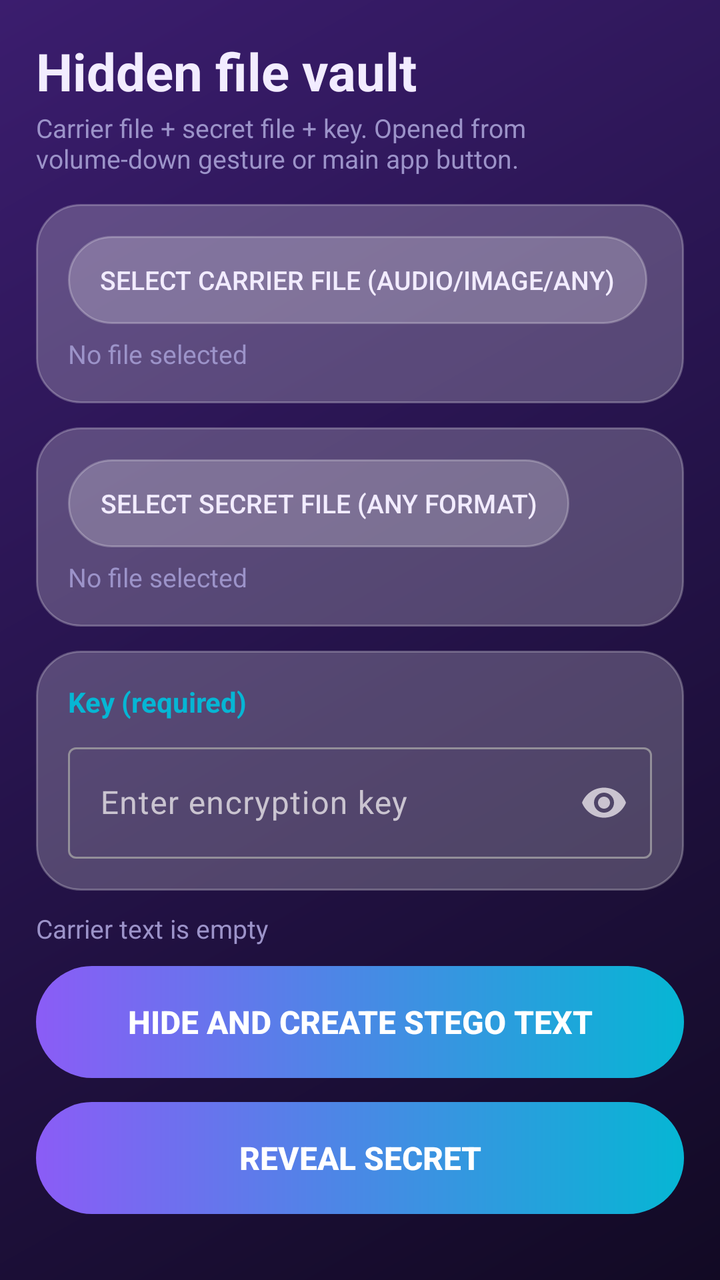
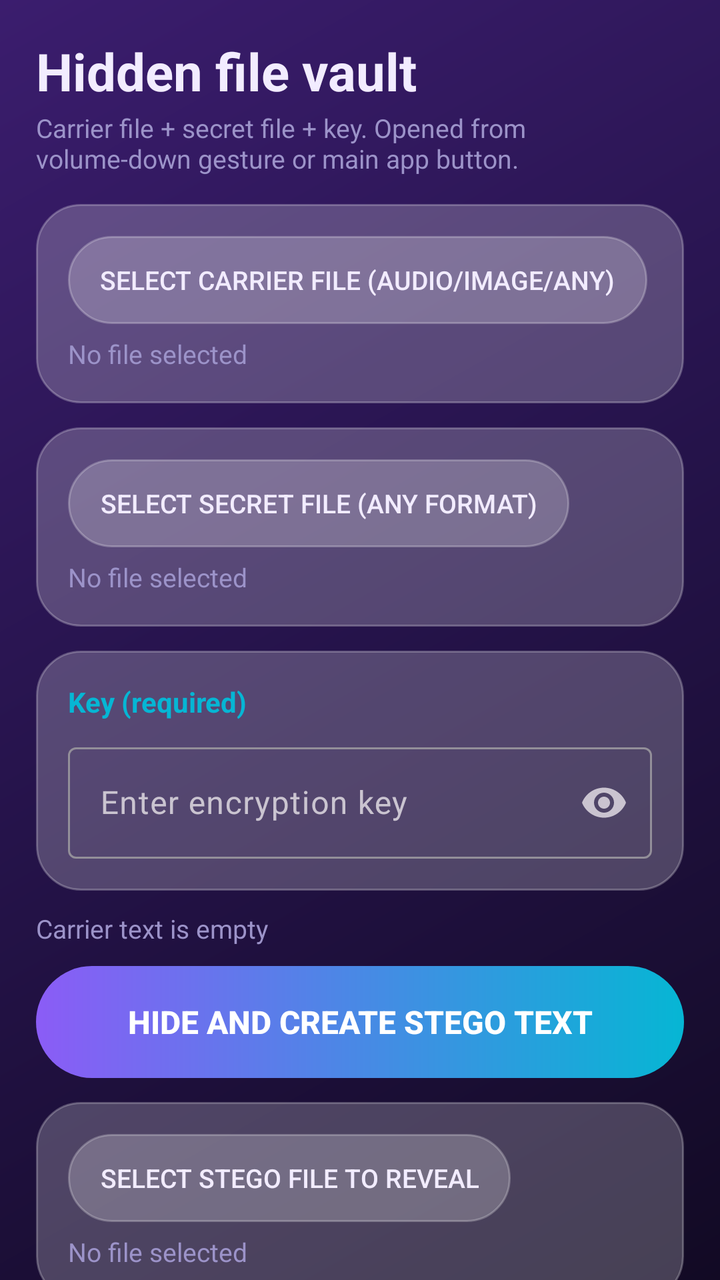

Compare the two renders of this Android layout. The source of the first and the diff that turns it into the second are given below.
<!-- AndroidManifest.xml: application theme Theme.StegaText -->
<!-- res/layout/activity_file_vault.xml -->
<?xml version="1.0" encoding="utf-8"?>
<androidx.core.widget.NestedScrollView xmlns:android="http://schemas.android.com/apk/res/android"
    xmlns:app="http://schemas.android.com/apk/res-auto"
    android:layout_width="match_parent"
    android:layout_height="match_parent"
    android:fillViewport="true">

    <LinearLayout
        android:layout_width="match_parent"
        android:layout_height="wrap_content"
        android:orientation="vertical"
        android:padding="18dp">

        <TextView
            android:layout_width="match_parent"
            android:layout_height="wrap_content"
            android:text="@string/vault_title"
            android:textColor="@color/text"
            android:textSize="26sp"
            android:textStyle="bold" />

        <TextView
            android:layout_width="match_parent"
            android:layout_height="wrap_content"
            android:layout_marginTop="2dp"
            android:text="@string/vault_hint"
            android:textColor="@color/text_hint"
            android:textSize="13sp" />

        <LinearLayout
            android:layout_width="match_parent"
            android:layout_height="wrap_content"
            android:layout_marginTop="14dp"
            android:background="@drawable/card_bg"
            android:orientation="vertical"
            android:padding="16dp">

            <androidx.appcompat.widget.AppCompatButton
                android:id="@+id/btnPickCarrier"
                android:layout_width="wrap_content"
                android:layout_height="44dp"
                android:background="@drawable/card_bg"
                android:paddingStart="16dp"
                android:paddingEnd="16dp"
                android:text="@string/vault_pick_carrier"
                android:textColor="@color/text"
                android:textSize="13sp" />

            <TextView
                android:id="@+id/tvCarrierName"
                android:layout_width="match_parent"
                android:layout_height="wrap_content"
                android:layout_marginTop="6dp"
                android:text="@string/no_file"
                android:textColor="@color/text_hint"
                android:textSize="13sp" />
        </LinearLayout>

        <LinearLayout
            android:layout_width="match_parent"
            android:layout_height="wrap_content"
            android:layout_marginTop="12dp"
            android:background="@drawable/card_bg"
            android:orientation="vertical"
            android:padding="16dp">

            <androidx.appcompat.widget.AppCompatButton
                android:id="@+id/btnPickSecret"
                android:layout_width="wrap_content"
                android:layout_height="44dp"
                android:background="@drawable/card_bg"
                android:paddingStart="16dp"
                android:paddingEnd="16dp"
                android:text="@string/vault_pick_secret"
                android:textColor="@color/text"
                android:textSize="13sp" />

            <TextView
                android:id="@+id/tvSecretName"
                android:layout_width="match_parent"
                android:layout_height="wrap_content"
                android:layout_marginTop="6dp"
                android:text="@string/no_file"
                android:textColor="@color/text_hint"
                android:textSize="13sp" />
        </LinearLayout>

        <LinearLayout
            android:layout_width="match_parent"
            android:layout_height="wrap_content"
            android:layout_marginTop="12dp"
            android:background="@drawable/card_bg"
            android:orientation="vertical"
            android:padding="16dp">

            <TextView
                android:layout_width="wrap_content"
                android:layout_height="wrap_content"
                android:text="@string/pw_title"
                android:textColor="@color/accent2"
                android:textSize="14sp"
                android:textStyle="bold" />

            <com.google.android.material.textfield.TextInputLayout
                style="@style/Widget.Material3.TextInputLayout.OutlinedBox"
                android:layout_width="match_parent"
                android:layout_height="wrap_content"
                android:layout_marginTop="8dp"
                app:boxBackgroundColor="@android:color/transparent"
                app:endIconMode="password_toggle">

                <com.google.android.material.textfield.TextInputEditText
                    android:id="@+id/etPasswordV"
                    android:layout_width="match_parent"
                    android:layout_height="wrap_content"
                    android:hint="@string/pw_hint"
                    android:inputType="textPassword"
                    android:textColor="@color/text"
                    android:textColorHint="@color/text_hint" />
            </com.google.android.material.textfield.TextInputLayout>
        </LinearLayout>

        <TextView
            android:id="@+id/tvVaultCapacity"
            android:layout_width="match_parent"
            android:layout_height="wrap_content"
            android:layout_marginTop="10dp"
            android:text="@string/capacity_zero"
            android:textColor="@color/text_hint"
            android:textSize="13sp" />

        <androidx.appcompat.widget.AppCompatButton
            android:id="@+id/btnVaultHide"
            android:layout_width="match_parent"
            android:layout_height="56dp"
            android:layout_marginTop="10dp"
            android:background="@drawable/btn_gradient"
            android:stateListAnimator="@null"
            android:text="@string/btn_hide"
            android:textColor="#FFFFFF"
            android:textSize="16sp"
            android:textStyle="bold" />

        <LinearLayout
            android:id="@+id/vaultStegoCard"
            android:layout_width="match_parent"
            android:layout_height="wrap_content"
            android:layout_marginTop="14dp"
            android:background="@drawable/card_bg"
            android:orientation="vertical"
            android:padding="16dp"
            android:visibility="gone">

            <TextView
                android:layout_width="wrap_content"
                android:layout_height="wrap_content"
                android:text="@string/vault_stego_title"
                android:textColor="@color/ok"
                android:textSize="14sp"
                android:textStyle="bold" />

            <androidx.appcompat.widget.AppCompatButton
                android:id="@+id/btnVaultSave"
                android:layout_width="wrap_content"
                android:layout_height="44dp"
                android:layout_gravity="end"
                android:background="@drawable/card_bg"
                android:paddingStart="16dp"
                android:paddingEnd="16dp"
                android:text="@string/btn_save"
                android:textColor="@color/text"
                android:textSize="13sp" />

            <androidx.appcompat.widget.AppCompatButton
                android:id="@+id/btnVaultPickStego"
                android:layout_width="wrap_content"
                android:layout_height="44dp"
                android:layout_marginTop="8dp"
                android:background="@drawable/card_bg"
                android:paddingStart="16dp"
                android:paddingEnd="16dp"
                android:text="@string/vault_pick_stego"
                android:textColor="@color/text"
                android:textSize="13sp" />
        </LinearLayout>

        <androidx.appcompat.widget.AppCompatButton
            android:id="@+id/btnVaultReveal"
            android:layout_width="match_parent"
            android:layout_height="56dp"
            android:layout_marginTop="12dp"
            android:background="@drawable/btn_gradient"
            android:stateListAnimator="@null"
            android:text="@string/btn_reveal"
            android:textColor="#FFFFFF"
            android:textSize="16sp"
            android:textStyle="bold" />

        <LinearLayout
            android:id="@+id/vaultResultCard"
            android:layout_width="match_parent"
            android:layout_height="wrap_content"
            android:layout_marginTop="14dp"
            android:background="@drawable/card_bg"
            android:orientation="vertical"
            android:padding="16dp"
            android:visibility="gone">

            <TextView
                android:layout_width="wrap_content"
                android:layout_height="wrap_content"
                android:text="@string/result_title"
                android:textColor="@color/ok"
                android:textSize="14sp"
                android:textStyle="bold" />

            <TextView
                android:id="@+id/tvVaultResult"
                android:layout_width="match_parent"
                android:layout_height="wrap_content"
                android:layout_marginTop="8dp"
                android:textColor="@color/text"
                android:textIsSelectable="true"
                android:textSize="15sp" />

            <androidx.appcompat.widget.AppCompatButton
                android:id="@+id/btnVaultSaveRevealed"
                android:layout_width="wrap_content"
                android:layout_height="44dp"
                android:layout_gravity="end"
                android:background="@drawable/card_bg"
                android:paddingStart="16dp"
                android:paddingEnd="16dp"
                android:text="@string/btn_save"
                android:textColor="@color/text"
                android:visibility="gone" />
        </LinearLayout>
    </LinearLayout>
</androidx.core.widget.NestedScrollView>
<!-- resources referenced by this layout -->
<resources>
  <color name="accent2">#06B6D4</color>
  <color name="ok">#4ADE80</color>
  <color name="text">#F2ECFF</color>
  <color name="text_hint">#9C93C9</color>
  <!-- drawable btn_gradient (drawable) -->
  <?xml version="1.0" encoding="utf-8"?>
  <shape xmlns:android="http://schemas.android.com/apk/res/android">
      <gradient
          android:angle="0"
          android:startColor="@color/accent1"
          android:endColor="@color/accent2" />
      <corners android:radius="28dp" />
  </shape>
  <!-- drawable card_bg (drawable) -->
  <?xml version="1.0" encoding="utf-8"?>
  <shape xmlns:android="http://schemas.android.com/apk/res/android">
      <solid android:color="@color/card" />
      <stroke android:width="1dp" android:color="@color/card_stroke" />
      <corners android:radius="22dp" />
  </shape>
  <string name="btn_hide">Hide and create stego text</string>
  <string name="btn_reveal">Reveal secret</string>
  <string name="btn_save">Save</string>
  <string name="capacity_zero">Carrier text is empty</string>
  <string name="no_file">No file selected</string>
  <string name="pw_hint">Enter encryption key</string>
  <string name="pw_title">Key (required)</string>
  <string name="result_title">Result</string>
  <string name="vault_hint">Carrier file + secret file + key. Opened from volume-down gesture or main app button.</string>
  <string name="vault_pick_carrier">Select carrier file (audio/image/any)</string>
  <string name="vault_pick_secret">Select secret file (any format)</string>
  <string name="vault_pick_stego">Select stego file to reveal</string>
  <string name="vault_stego_title">Stego output file</string>
  <string name="vault_title">Hidden file vault</string>
  <style name="Theme.StegaText" parent="Theme.Material3.Dark.NoActionBar">
          <item name="colorPrimary">@color/accent1</item>
          <item name="colorOnPrimary">#FFFFFF</item>
          <item name="colorSurface">@color/card</item>
          <item name="colorOnSurface">@color/text</item>
          <item name="android:textColorHint">@color/text_hint</item>
          <item name="android:windowBackground">@drawable/bg_gradient</item>
          <item name="android:statusBarColor">@color/grad_end</item>
      </style>
  <color name="accent1">#8B5CF6</color>
  <color name="card">#38FFFFFF</color>
  <color name="card_stroke">#40FFFFFF</color>
  <!-- drawable bg_gradient (drawable) -->
  <?xml version="1.0" encoding="utf-8"?>
  <shape xmlns:android="http://schemas.android.com/apk/res/android">
      <gradient
          android:angle="315"
          android:startColor="@color/grad_start"
          android:centerColor="@color/grad_center"
          android:endColor="@color/grad_end" />
  </shape>
  <color name="grad_end">#120A24</color>
  <color name="grad_start">#3B1D6E</color>
  <color name="grad_center">#25134A</color>
</resources>

<!-- the commit's change to res/layout/activity_file_vault.xml (unified diff, before → after) -->
@@ -170,17 +170,34 @@
                 android:text="@string/btn_save"
                 android:textColor="@color/text"
                 android:textSize="13sp" />
+        </LinearLayout>
+
+        <LinearLayout
+            android:layout_width="match_parent"
+            android:layout_height="wrap_content"
+            android:layout_marginTop="12dp"
+            android:background="@drawable/card_bg"
+            android:orientation="vertical"
+            android:padding="16dp">
 
             <androidx.appcompat.widget.AppCompatButton
                 android:id="@+id/btnVaultPickStego"
                 android:layout_width="wrap_content"
                 android:layout_height="44dp"
-                android:layout_marginTop="8dp"
                 android:background="@drawable/card_bg"
                 android:paddingStart="16dp"
                 android:paddingEnd="16dp"
                 android:text="@string/vault_pick_stego"
                 android:textColor="@color/text"
+                android:textSize="13sp" />
+
+            <TextView
+                android:id="@+id/tvVaultStegoName"
+                android:layout_width="match_parent"
+                android:layout_height="wrap_content"
+                android:layout_marginTop="6dp"
+                android:text="@string/no_file"
+                android:textColor="@color/text_hint"
                 android:textSize="13sp" />
         </LinearLayout>
 
